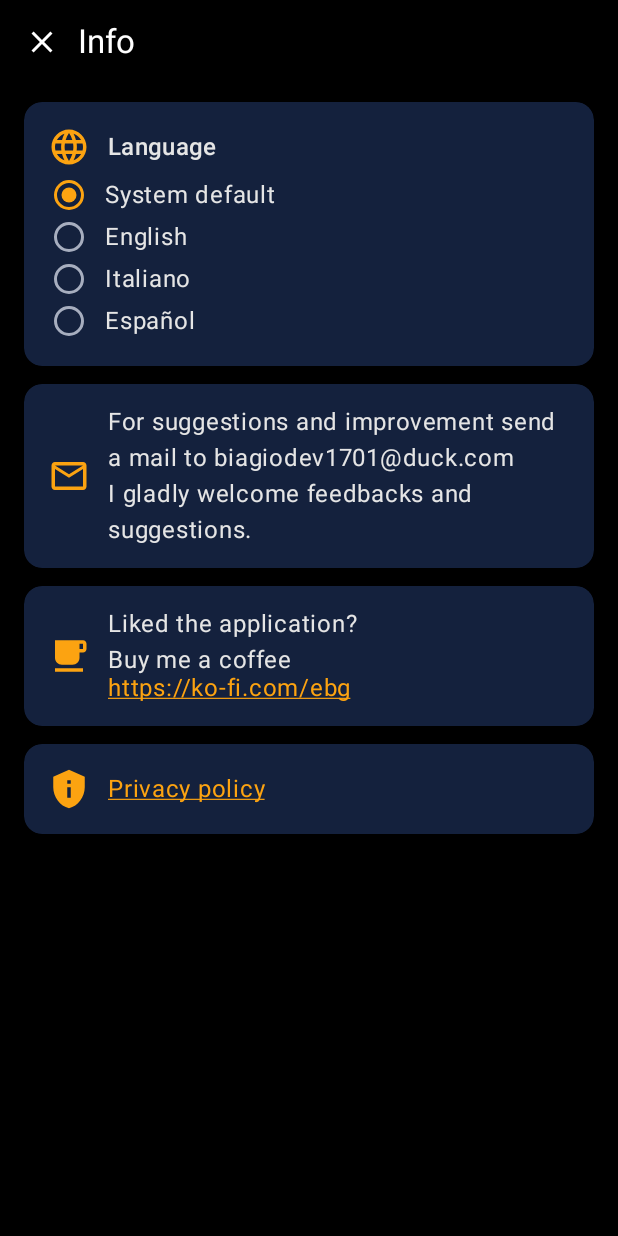
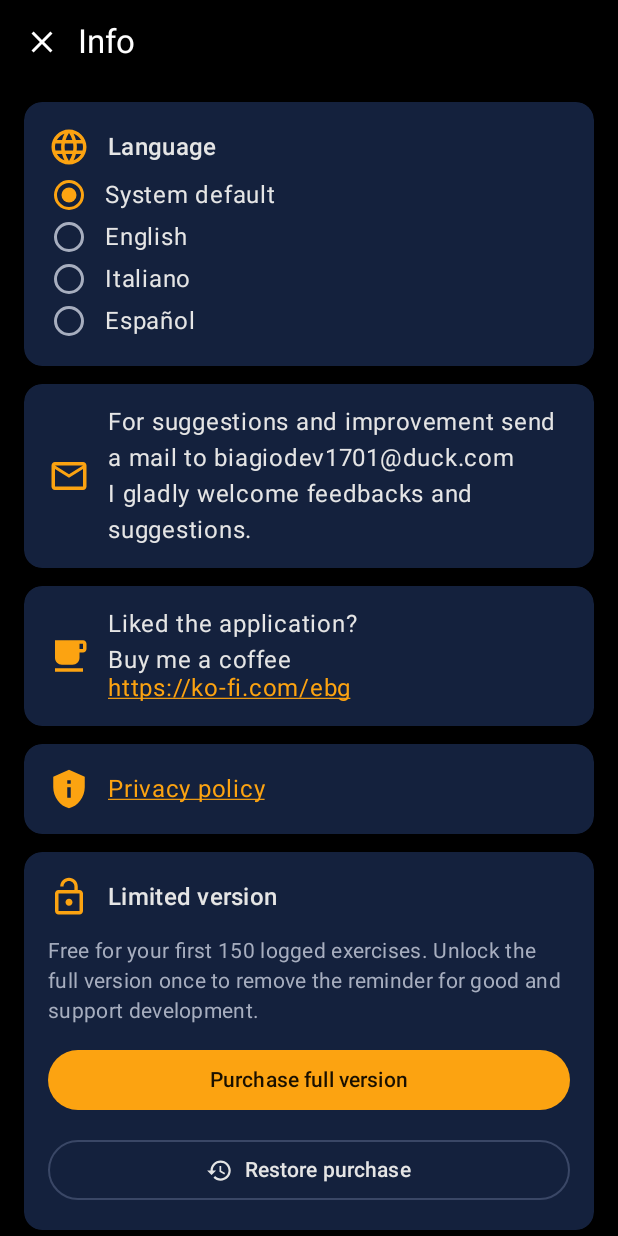
Before and after one commit to GeeneDev/NeonRep-Gym-Rest-Timer, an Android app built with Jetpack Compose: the composable InfoScreen shown on its own in the app's theme, on a phone screen of 412 x 824 dp. Run offline under Robolectric (Android 15) with nearby library versions, the phone set to English and light mode, and no system bars; libraries missing offline, so code that uses them is left out: com.android.billingclient; 2 statements that could not run were skipped.

Commit message:
Info page: version status with Purchase and Restore purchase buttons
Shows Full / Limited version and the app version at the bottom of the Info
page. Purchase opens the gymreps_full billing flow (hidden once owned);
Restore purchase re-queries Play, acknowledges and unlocks. A missing or
inactive Play Console product now gets its own message. Strings in EN/IT/ES.

Co-Authored-By: Claude Opus 5.5 <noreply@anthropic.com>

```diff
--- a/app/src/main/java/com/geenedev/gymreps/ui/InfoScreen.kt
+++ b/app/src/main/java/com/geenedev/gymreps/ui/InfoScreen.kt
@@ -48,6 +48,25 @@ import androidx.compose.ui.platform.LocalContext
 import androidx.compose.ui.text.style.TextDecoration
 import androidx.compose.ui.unit.dp
 import com.geenedev.gymreps.ui.theme.PrussianBlue
+import com.geenedev.gymreps.ui.theme.AlabasterGrey
+import com.geenedev.gymreps.ui.theme.Line
+import com.geenedev.gymreps.ui.theme.OnOrange
+import com.geenedev.gymreps.ui.theme.Orange
+import com.geenedev.gymreps.ui.theme.TextMuted
+import com.geenedev.gymreps.billing.Premium
+import com.geenedev.gymreps.billing.buyWithFeedback
+import com.geenedev.gymreps.billing.findActivity
+import com.geenedev.gymreps.billing.restoreWithFeedback
+import com.geenedev.gymreps.model.Freemium
+import androidx.compose.foundation.BorderStroke
+import androidx.compose.material.icons.filled.LockOpen
+import androidx.compose.material.icons.filled.Restore
+import androidx.compose.material.icons.filled.WorkspacePremium
+import androidx.compose.material3.Button
+import androidx.compose.material3.ButtonDefaults
+import androidx.compose.material3.OutlinedButton
+import androidx.compose.runtime.remember
+import androidx.compose.ui.text.font.FontWeight
 
 private const val FEEDBACK_EMAIL = "biagiodev1701@duck.com"
 private const val KOFI_LINK_0 = "https://ko-fi.com/ebg"
@@ -112,6 +131,7 @@ fun InfoScreen(onDismiss: () -> Unit) {
                             textDecoration = TextDecoration.Underline,
                         )
                     }
+                    VersionCard()
                 }
             }
         }
@@ -169,3 +189,77 @@ private fun LanguageCard() {
         }
     }
 }
+
+/**
+ * Version status (Full / Limited) with Purchase and Restore purchase buttons.
+ * Purchase is hidden once the full version is owned.
+ */
+@Composable
+private fun VersionCard() {
+    val context = LocalContext.current
+    val premium = remember { Premium.get(context) }
+    val full = premium.unlocked
+    val price = premium.price
+    val versionName = remember {
+        try {
+            context.packageManager.getPackageInfo(context.packageName, 0).versionName
+        } catch (_: Exception) {
+            null
+        }
+    }
+    ElevatedCard(
+        Modifier.fillMaxWidth().clip(RoundedCornerShape(12.dp)),
+        colors = CardDefaults.elevatedCardColors(containerColor = PrussianBlue),
+    ) {
+        Column(Modifier.padding(16.dp), verticalArrangement = Arrangement.spacedBy(12.dp)) {
+            Row(verticalAlignment = Alignment.CenterVertically) {
+                Icon(
+                    if (full) Icons.Filled.WorkspacePremium else Icons.Filled.LockOpen,
+                    contentDescription = null,
+                    tint = MaterialTheme.colorScheme.primary,
+                    modifier = Modifier.size(28.dp),
+                )
+                Spacer(Modifier.width(12.dp))
+                Column(Modifier.weight(1f)) {
+                    Text(
+                        stringResource(if (full) R.string.version_full else R.string.version_limited),
+                        style = MaterialTheme.typography.titleMedium,
+                        color = if (full) Orange else AlabasterGrey,
+                        fontWeight = FontWeight.SemiBold,
+                    )
+                    if (versionName != null) {
+                        Text(stringResource(R.string.version_number, versionName), style = MaterialTheme.typography.bodySmall, color = TextMuted)
+                    }
+                }
+            }
+            Text(
+                if (full) stringResource(R.string.version_full_body)
+                else stringResource(R.string.version_limited_body, Freemium.FREE_ENTRIES),
+                style = MaterialTheme.typography.bodyMedium,
+                color = TextMuted,
+            )
+            if (!full) {
+                Button(
+                    onClick = { context.findActivity()?.let { premium.buyWithFeedback(it) } },
+                    modifier = Modifier.fillMaxWidth(),
+                    colors = ButtonDefaults.buttonColors(containerColor = Orange, contentColor = OnOrange),
+                ) {
+                    Text(
+                        if (price != null) stringResource(R.string.purchase_with_price, price) else stringResource(R.string.purchase),
+                        fontWeight = FontWeight.SemiBold,
+                    )
+                }
+            }
+            OutlinedButton(
+                onClick = { premium.restoreWithFeedback(context) },
+                modifier = Modifier.fillMaxWidth(),
+                border = BorderStroke(1.dp, Line),
+                colors = ButtonDefaults.outlinedButtonColors(contentColor = AlabasterGrey),
+            ) {
+                Icon(Icons.Filled.Restore, contentDescription = null, modifier = Modifier.size(18.dp))
+                Spacer(Modifier.width(8.dp))
+                Text(stringResource(R.string.restore_purchase))
+            }
+        }
+    }
+}
--- a/app/src/main/res/values/strings.xml
+++ b/app/src/main/res/values/strings.xml
@@ -47,6 +47,19 @@
     <string name="privacy_url" translatable="false">https://humorous-rabbit.staticdomains.app/</string>
     <string name="language">Language</string>
     <string name="language_system">System default</string>
+
+    <!-- Version / purchase (Info page) -->
+    <string name="version_full">Full version</string>
+    <string name="version_limited">Limited version</string>
+    <string name="version_number">Version %1$s</string>
+    <string name="version_full_body">Everything is unlocked. Thank you so much for supporting NeonRep!</string>
+    <string name="version_limited_body">Free for your first %1$d logged exercises. Unlock the full version once to remove the reminder for good and support development.</string>
+    <string name="purchase">Purchase full version</string>
+    <string name="purchase_with_price">Purchase full version · %1$s</string>
+    <string name="restore_purchase">Restore purchase</string>
+    <string name="restore_done">Purchase restored. Welcome back, and thank you!</string>
+    <string name="restore_none">No purchase found for this Google account.</string>
+    <string name="product_unavailable">The full version isn\'t available in the store yet. Please try again later.</string>
 
     <!-- Unlock popup -->
     <plurals name="support_title">
```
Also changed, not shown: app/src/main/java/com/geenedev/gymreps/MainActivity.kt (+2 -10 lines), app/src/main/java/com/geenedev/gymreps/billing/Premium.kt (+51 -5 lines), app/src/main/java/com/geenedev/gymreps/billing/PurchaseFeedback.kt (added, +36 -0 lines), 2 other files.
